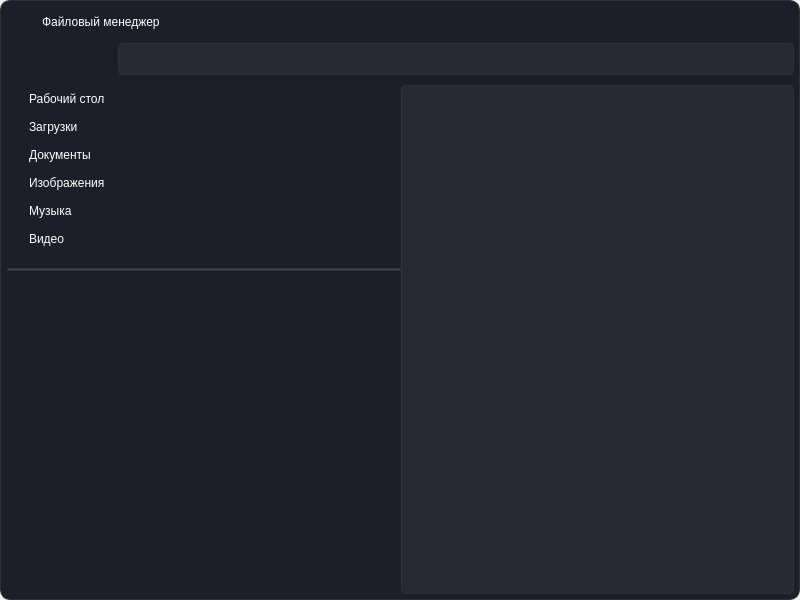
Old version of the form mainwindow.ui in the repository qelezy/FileManagerQt.
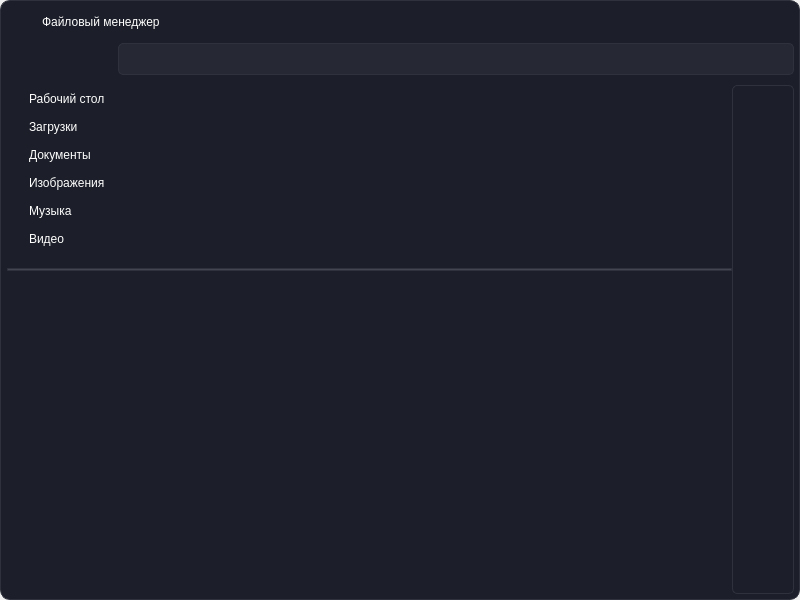
New version of the form. Icons and pictures are not drawn. Custom widgets are drawn as their Qt base class.

Commit message: remade ListMode

```diff
--- a/mainwindow.ui
+++ b/mainwindow.ui
@@ -819,7 +819,7 @@
              </item>
             </layout>
            </widget>
-           <widget class="ListView" name="listView">
+           <widget class="StackedWidget" name="stackedWidget">
             <property name="minimumSize">
              <size>
               <width>0</width>
@@ -830,28 +830,59 @@
              <bool>true</bool>
             </property>
             <property name="styleSheet">
-             <string notr="true">QListView {
-	border: 1px solid rgb(47, 50, 60);
-	border-radius: 5px;
-	background-color: rgb(38, 41, 51);
+             <string notr="true">QStackedWidget {
 	padding: 10px;
+	border: 1px solid rgb(47, 50, 60);
+	border-radius: 5px;
+}
+QListView {
+	border: none;
+}
+QTreeView {
+	border: none;
+}
+QTreeView::branch {
+	image: none;
+}
+QHeaderView {
+	border: none;
+	border-radius: 5px;
+}
+QHeaderView::section {
+	background-color: rgb(28, 31, 41);
+	color: white;
+	border: none;
+	padding-left: 5px;
+	padding-top: 5px;
+}
+QHeaderView::section:middle {
+	border-left: 1px solid rgb(47, 50, 60);
+}
+QHeaderView::section:first {
+	border-top-left-radius: 5px;
+}
+QHeaderView::section:last {
+	border-left: 1px solid rgb(47, 50, 60);
+	border-right: 1px solid rgb(47, 50, 60);
+}
+QHeaderView::up-arrow {
+	width:  8px;
+	height: 8px;
+	image: url(:/icons/up_arrow_2.svg);
+	subcontrol-position: top;
+}
+QHeaderView::down-arrow {
+	width:  8px;
+	height: 8px;
+	image: url(:/icons/down_arrow.svg);
+	subcontrol-position: top;
+}
+QHeaderView::section:hover {
+	background-color: rgb(57, 60, 70);
 }</string>
             </property>
-            <property name="iconSize">
-             <size>
-              <width>0</width>
-              <height>0</height>
-             </size>
-            </property>
-            <property name="flow">
-             <enum>QListView::LeftToRight</enum>
-            </property>
-            <property name="spacing">
-             <number>5</number>
-            </property>
-            <property name="wordWrap">
-             <bool>true</bool>
-            </property>
+            <widget class="QWidget" name="page"/>
+            <widget class="QWidget" name="page_2"/>
            </widget>
           </widget>
          </item>
@@ -882,9 +913,10 @@
    <header location="global">treeview.h</header>
   </customwidget>
   <customwidget>
-   <class>ListView</class>
-   <extends>QListView</extends>
-   <header location="global">listview.h</header>
+   <class>StackedWidget</class>
+   <extends>QStackedWidget</extends>
+   <header location="global">stackedwidget.h</header>
+   <container>1</container>
   </customwidget>
  </customwidgets>
  <resources>
```
Left out of the diff: 5 changed lines with no effect on the pictures. The commit also changes 58 other files.
